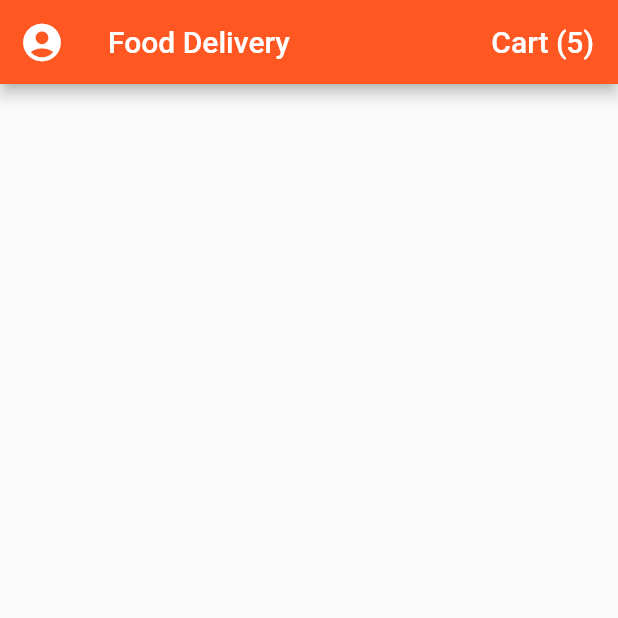
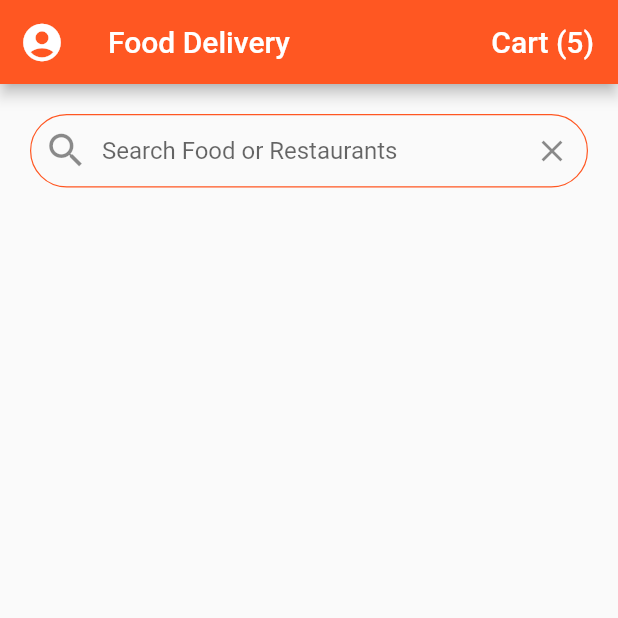
Before and after one commit to ungsochea/flutter_food_delivery_ui, a Flutter app: the screen it shows after launch, on a phone screen of 412 x 824 dp, the top half of it. Run offline on Flutter 3.47's test engine with Material 2 defaults, Android fonts, the phone set to English and light mode, and no system bars.

Commit message:
Search bar

```diff
--- a/lib/screens/home_screen.dart
+++ b/lib/screens/home_screen.dart
@@ -31,6 +31,39 @@ class _HomeScreenState extends State<HomeScreen> {
           )
         ],
       ),
+      body: ListView(
+        children: <Widget>[
+          Padding(
+            padding: EdgeInsets.all(20.0),
+            child: TextField(
+              decoration: InputDecoration(
+                contentPadding: EdgeInsets.symmetric(vertical: 15.0),
+                fillColor: Colors.white,
+                border: OutlineInputBorder(
+                  borderRadius: BorderRadius.circular(30.0),
+                  borderSide: BorderSide(width: 0.8)
+                ),
+                enabledBorder: OutlineInputBorder(
+                    borderRadius: BorderRadius.circular(30.0),
+                    borderSide: BorderSide(width: 0.8,color: Theme.of(context).primaryColor)
+                ),
+                hintText: 'Search Food or Restaurants',
+                prefixIcon: Icon(
+                  Icons.search,
+                  size: 30.0,
+                ),
+                suffixIcon: IconButton(
+                  icon: Icon(Icons.clear),
+                  onPressed: (){
+
+                  },
+                )
+              ),
+
+            ),
+          )
+        ],
+      ),
     );
   }
 }
```
